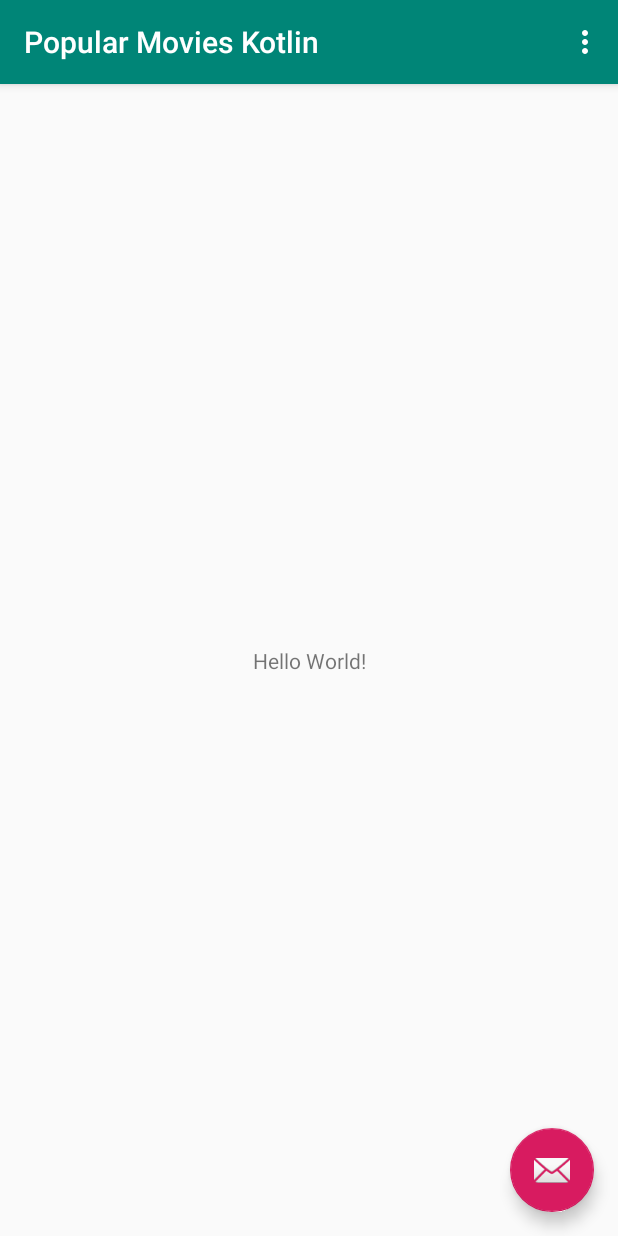
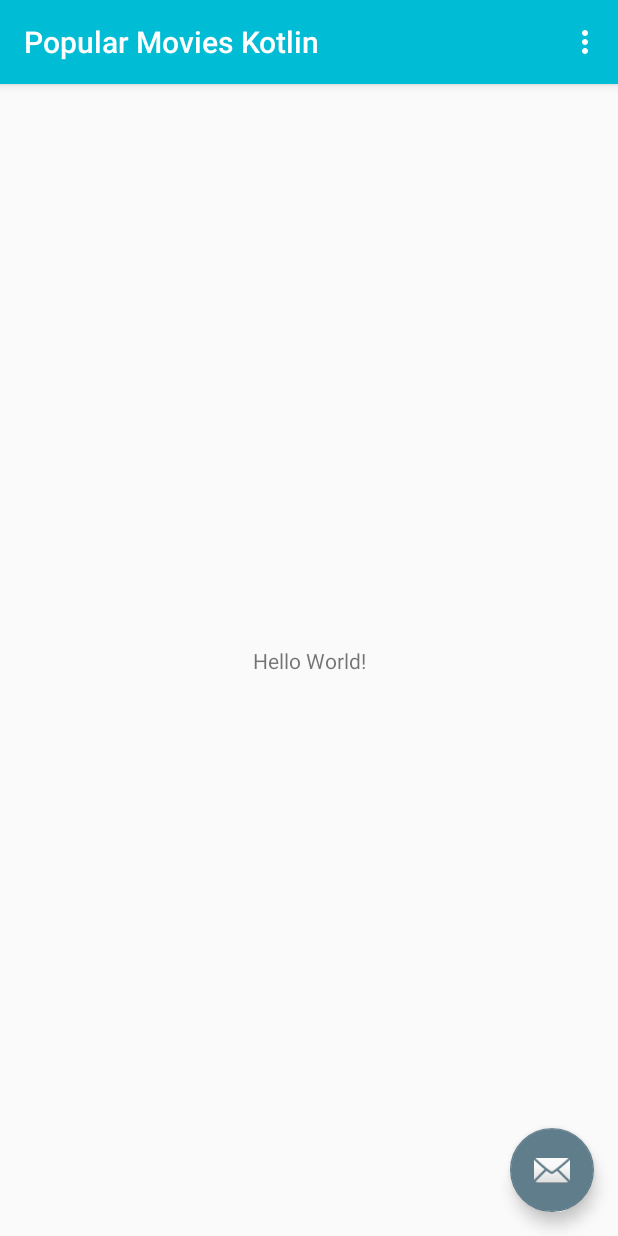
Before and after one commit to fabiohxcx/Popular-Movies-Kotlin, an Android app: the screen it shows after launch (MainActivity), on a phone screen of 412 x 824 dp. Run offline under Robolectric (Android 15) with nearby library versions, the phone set to English and light mode, and no system bars.

Commit message:
Changing launcher icon and default colors

```diff
--- a/app/build.gradle
+++ b/app/build.gradle
@@ -14,6 +14,7 @@ android {
         versionCode 1
         versionName "1.0"
         testInstrumentationRunner "androidx.test.runner.AndroidJUnitRunner"
+        vectorDrawables.useSupportLibrary = true
     }
     buildTypes {
         release {
--- a/app/src/main/res/drawable/ic_launcher_background.xml
+++ b/app/src/main/res/drawable/ic_launcher_background.xml
@@ -5,7 +5,7 @@
     android:viewportWidth="108"
     android:viewportHeight="108">
     <path
-        android:fillColor="#008577"
+        android:fillColor="@color/primary"
         android:pathData="M0,0h108v108h-108z" />
     <path
         android:fillColor="#00000000"
--- a/app/src/main/res/mipmap-anydpi-v26/ic_launcher.xml
+++ b/app/src/main/res/mipmap-anydpi-v26/ic_launcher.xml
@@ -1,5 +1,9 @@
 <?xml version="1.0" encoding="utf-8"?>
 <adaptive-icon xmlns:android="http://schemas.android.com/apk/res/android">
     <background android:drawable="@drawable/ic_launcher_background" />
-    <foreground android:drawable="@drawable/ic_launcher_foreground" />
+    <foreground>
+        <inset
+            android:drawable="@drawable/ic_movie_open"
+            android:inset="30%" />
+    </foreground>
 </adaptive-icon>
--- a/app/src/main/res/values/colors.xml
+++ b/app/src/main/res/values/colors.xml
@@ -1,6 +1,11 @@
 <?xml version="1.0" encoding="utf-8"?>
 <resources>
-    <color name="colorPrimary">#008577</color>
-    <color name="colorPrimaryDark">#00574B</color>
-    <color name="colorAccent">#D81B60</color>
+    <color name="primary">#00BCD4</color>
+    <color name="primary_dark">#0097A7</color>
+    <color name="primary_light">#B2EBF2</color>
+    <color name="accent">#607D8B</color>
+    <color name="primary_text">#212121</color>
+    <color name="secondary_text">#757575</color>
+    <color name="icons">#FFFFFF</color>
+    <color name="divider">#BDBDBD</color>
 </resources>
--- a/app/src/main/res/values/styles.xml
+++ b/app/src/main/res/values/styles.xml
@@ -3,9 +3,9 @@
     <!-- Base application theme. -->
     <style name="AppTheme" parent="Theme.AppCompat.Light.DarkActionBar">
         <!-- Customize your theme here. -->
-        <item name="colorPrimary">@color/colorPrimary</item>
-        <item name="colorPrimaryDark">@color/colorPrimaryDark</item>
-        <item name="colorAccent">@color/colorAccent</item>
+        <item name="colorPrimary">@color/primary</item>
+        <item name="colorPrimaryDark">@color/primary_dark</item>
+        <item name="colorAccent">@color/accent</item>
     </style>
 
     <style name="AppTheme.NoActionBar">
```
Also changed, not shown: app/src/main/res/drawable/ic_movie_open.xml (added, +8 -0 lines).
